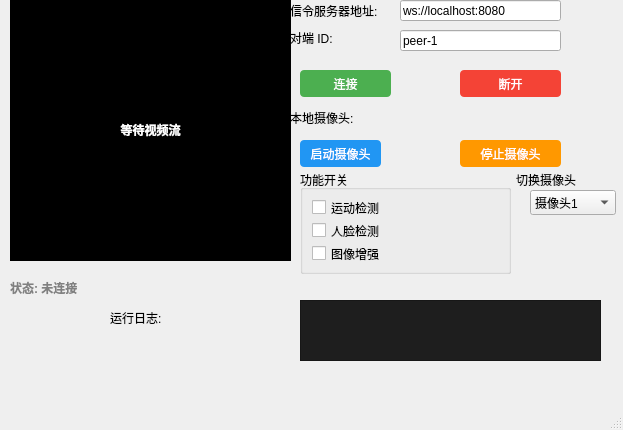
This is monitor/mainwindow.ui in EchoWanderer-yyuu/monitor as Qt 5 draws it before an edit. The edited form follows.
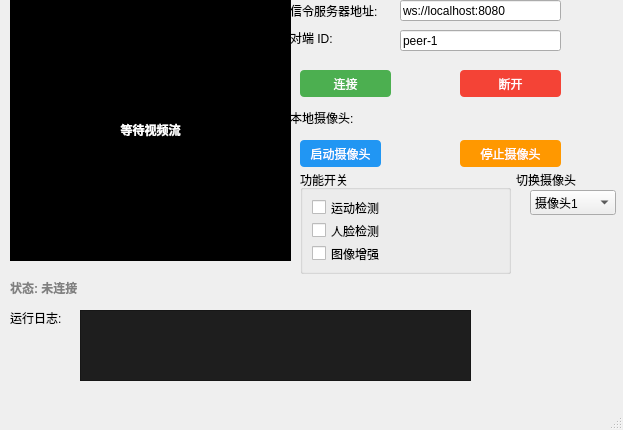
This is the edited form.

What changed in the file:
```diff
--- a/monitor/mainwindow.ui
+++ b/monitor/mainwindow.ui
@@ -200,10 +200,10 @@
    <widget class="QTextEdit" name="logText">
     <property name="geometry">
      <rect>
-      <x>300</x>
-      <y>300</y>
-      <width>301</width>
-      <height>61</height>
+      <x>80</x>
+      <y>310</y>
+      <width>391</width>
+      <height>71</height>
      </rect>
     </property>
     <property name="styleSheet">
@@ -242,9 +242,9 @@
    <widget class="QLabel" name="logLabel">
     <property name="geometry">
      <rect>
-      <x>110</x>
+      <x>10</x>
       <y>310</y>
-      <width>181</width>
+      <width>71</width>
       <height>16</height>
      </rect>
     </property>
```
